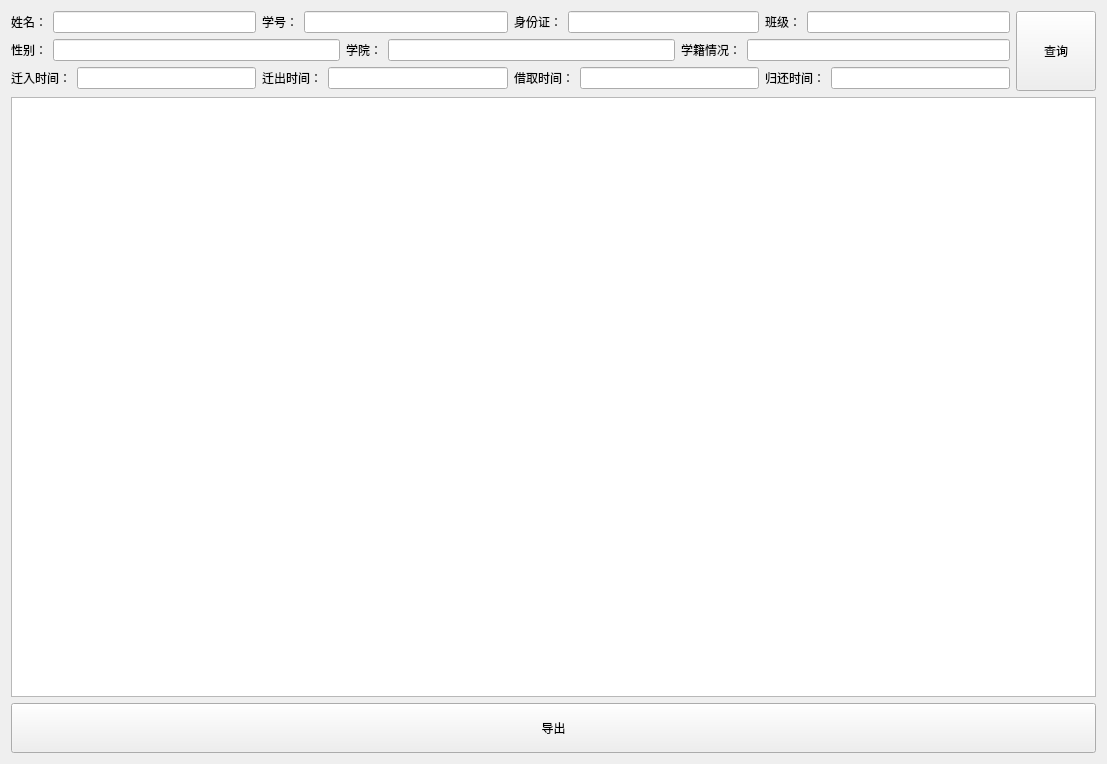
Above: info_manage_system/search_page.ui from interstellar-ai/info_manage_system before the change. Below: the same form after it.
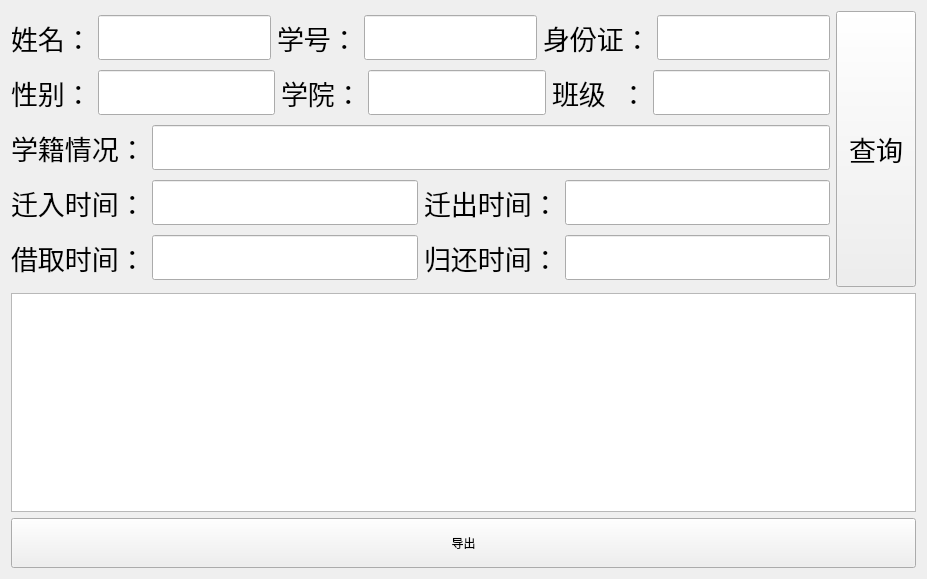
That is the form after the change.

Patch:
```diff
--- a/info_manage_system/search_page.ui
+++ b/info_manage_system/search_page.ui
@@ -6,18 +6,18 @@
    <rect>
     <x>0</x>
     <y>0</y>
-    <width>1107</width>
-    <height>764</height>
+    <width>927</width>
+    <height>579</height>
    </rect>
   </property>
   <property name="windowTitle">
    <string>Frame</string>
   </property>
-  <layout class="QHBoxLayout" name="horizontalLayout_16">
+  <layout class="QHBoxLayout" name="horizontalLayout_17">
    <item>
-    <layout class="QVBoxLayout" name="verticalLayout_2">
+    <layout class="QVBoxLayout" name="verticalLayout_3">
      <item>
-      <layout class="QHBoxLayout" name="horizontalLayout_14">
+      <layout class="QHBoxLayout" name="horizontalLayout_16">
        <item>
         <layout class="QVBoxLayout" name="verticalLayout">
          <item>
@@ -26,13 +26,26 @@
             <layout class="QHBoxLayout" name="horizontalLayout">
              <item>
               <widget class="QLabel" name="label">
+               <property name="font">
+                <font>
+                 <family>宋体</family>
+                 <pointsize>20</pointsize>
+                </font>
+               </property>
                <property name="text">
                 <string>姓名：</string>
                </property>
               </widget>
              </item>
              <item>
-              <widget class="QLineEdit" name="stu_name"/>
+              <widget class="QLineEdit" name="stu_name">
+               <property name="font">
+                <font>
+                 <family>宋体</family>
+                 <pointsize>20</pointsize>
+                </font>
+               </property>
+              </widget>
              </item>
             </layout>
            </item>
@@ -40,13 +53,26 @@
             <layout class="QHBoxLayout" name="horizontalLayout_2">
              <item>
               <widget class="QLabel" name="label_2">
+               <property name="font">
+                <font>
+                 <family>宋体</family>
+                 <pointsize>20</pointsize>
+                </font>
+               </property>
                <property name="text">
                 <string>学号：</string>
                </property>
               </widget>
              </item>
              <item>
-              <widget class="QLineEdit" name="stu_ID"/>
+              <widget class="QLineEdit" name="stu_ID">
+               <property name="font">
+                <font>
+                 <family>宋体</family>
+                 <pointsize>20</pointsize>
+                </font>
+               </property>
+              </widget>
              </item>
             </layout>
            </item>
@@ -54,28 +80,27 @@
             <layout class="QHBoxLayout" name="horizontalLayout_7">
              <item>
               <widget class="QLabel" name="label_7">
+               <property name="font">
+                <font>
+                 <family>宋体</family>
+                 <pointsize>20</pointsize>
+                </font>
+               </property>
                <property name="text">
                 <string>身份证：</string>
                </property>
               </widget>
              </item>
              <item>
-              <widget class="QLineEdit" name="stu_indentification_number"/>
-             </item>
-            </layout>
-           </item>
-           <item>
-            <layout class="QHBoxLayout" name="horizontalLayout_4">
-             <item>
-              <widget class="QLabel" name="label_4">
-               <property name="text">
-                <string>班级：</string>
+              <widget class="QLineEdit" name="stu_indentification_number">
+               <property name="font">
+                <font>
+                 <family>宋体</family>
+                 <pointsize>20</pointsize>
+                </font>
                </property>
               </widget>
              </item>
-             <item>
-              <widget class="QLineEdit" name="stu_class"/>
-             </item>
             </layout>
            </item>
           </layout>
@@ -86,13 +111,26 @@
             <layout class="QHBoxLayout" name="horizontalLayout_5">
              <item>
               <widget class="QLabel" name="label_5">
+               <property name="font">
+                <font>
+                 <family>宋体</family>
+                 <pointsize>20</pointsize>
+                </font>
+               </property>
                <property name="text">
                 <string>性别：</string>
                </property>
               </widget>
              </item>
              <item>
-              <widget class="QLineEdit" name="stu_sex"/>
+              <widget class="QLineEdit" name="stu_sex">
+               <property name="font">
+                <font>
+                 <family>宋体</family>
+                 <pointsize>20</pointsize>
+                </font>
+               </property>
+              </widget>
              </item>
             </layout>
            </item>
@@ -100,45 +138,111 @@
             <layout class="QHBoxLayout" name="horizontalLayout_3">
              <item>
               <widget class="QLabel" name="label_3">
+               <property name="font">
+                <font>
+                 <family>宋体</family>
+                 <pointsize>20</pointsize>
+                </font>
+               </property>
                <property name="text">
                 <string>学院：</string>
                </property>
               </widget>
              </item>
              <item>
-              <widget class="QLineEdit" name="stu_college"/>
+              <widget class="QLineEdit" name="stu_college">
+               <property name="font">
+                <font>
+                 <family>宋体</family>
+                 <pointsize>20</pointsize>
+                </font>
+               </property>
+              </widget>
              </item>
             </layout>
            </item>
            <item>
-            <layout class="QHBoxLayout" name="horizontalLayout_8">
+            <layout class="QHBoxLayout" name="horizontalLayout_4">
              <item>
-              <widget class="QLabel" name="label_8">
+              <widget class="QLabel" name="label_4">
+               <property name="font">
+                <font>
+                 <family>宋体</family>
+                 <pointsize>20</pointsize>
+                </font>
+               </property>
                <property name="text">
-                <string>学籍情况：</string>
+                <string>班级  ：</string>
                </property>
               </widget>
              </item>
              <item>
-              <widget class="QLineEdit" name="stu_status_of_student_status"/>
+              <widget class="QLineEdit" name="stu_class">
+               <property name="font">
+                <font>
+                 <family>宋体</family>
+                 <pointsize>20</pointsize>
+                </font>
+               </property>
+              </widget>
              </item>
             </layout>
            </item>
           </layout>
          </item>
          <item>
-          <layout class="QHBoxLayout" name="horizontalLayout_15">
+          <layout class="QHBoxLayout" name="horizontalLayout_8">
+           <item>
+            <widget class="QLabel" name="label_8">
+             <property name="font">
+              <font>
+               <family>宋体</family>
+               <pointsize>20</pointsize>
+              </font>
+             </property>
+             <property name="text">
+              <string>学籍情况：</string>
+             </property>
+            </widget>
+           </item>
+           <item>
+            <widget class="QLineEdit" name="stu_status_of_student_status">
+             <property name="font">
+              <font>
+               <family>宋体</family>
+               <pointsize>20</pointsize>
+              </font>
+             </property>
+            </widget>
+           </item>
+          </layout>
+         </item>
+         <item>
+          <layout class="QHBoxLayout" name="horizontalLayout_14">
            <item>
             <layout class="QHBoxLayout" name="horizontalLayout_9">
              <item>
               <widget class="QLabel" name="label_9">
+               <property name="font">
+                <font>
+                 <family>宋体</family>
+                 <pointsize>20</pointsize>
+                </font>
+               </property>
                <property name="text">
                 <string>迁入时间：</string>
                </property>
               </widget>
              </item>
              <item>
-              <widget class="QLineEdit" name="account_in_time"/>
+              <widget class="QLineEdit" name="account_in_time">
+               <property name="font">
+                <font>
+                 <family>宋体</family>
+                 <pointsize>20</pointsize>
+                </font>
+               </property>
+              </widget>
              </item>
             </layout>
            </item>
@@ -146,27 +250,57 @@
             <layout class="QHBoxLayout" name="horizontalLayout_10">
              <item>
               <widget class="QLabel" name="label_10">
+               <property name="font">
+                <font>
+                 <family>宋体</family>
+                 <pointsize>20</pointsize>
+                </font>
+               </property>
                <property name="text">
                 <string>迁出时间：</string>
                </property>
               </widget>
              </item>
              <item>
-              <widget class="QLineEdit" name="account_out_time"/>
+              <widget class="QLineEdit" name="account_out_time">
+               <property name="font">
+                <font>
+                 <family>宋体</family>
+                 <pointsize>20</pointsize>
+                </font>
+               </property>
+              </widget>
              </item>
             </layout>
            </item>
+          </layout>
+         </item>
+         <item>
+          <layout class="QHBoxLayout" name="horizontalLayout_15">
            <item>
             <layout class="QHBoxLayout" name="horizontalLayout_11">
              <item>
               <widget class="QLabel" name="label_11">
+               <property name="font">
+                <font>
+                 <family>宋体</family>
+                 <pointsize>20</pointsize>
+                </font>
+               </property>
                <property name="text">
                 <string>借取时间：</string>
                </property>
               </widget>
              </item>
              <item>
-              <widget class="QLineEdit" name="borrow_time"/>
+              <widget class="QLineEdit" name="borrow_time">
+               <property name="font">
+                <font>
+                 <family>宋体</family>
+                 <pointsize>20</pointsize>
+                </font>
+               </property>
+              </widget>
              </item>
             </layout>
            </item>
@@ -174,13 +308,26 @@
             <layout class="QHBoxLayout" name="horizontalLayout_12">
              <item>
               <widget class="QLabel" name="label_12">
+               <property name="font">
+                <font>
+                 <family>宋体</family>
+                 <pointsize>20</pointsize>
+                </font>
+               </property>
                <property name="text">
                 <string>归还时间：</string>
                </property>
               </widget>
              </item>
              <item>
-              <widget class="QLineEdit" name="return_time"/>
+              <widget class="QLineEdit" name="return_time">
+               <property name="font">
+                <font>
+                 <family>宋体</family>
+                 <pointsize>20</pointsize>
+                </font>
+               </property>
+              </widget>
              </item>
             </layout>
            </item>
@@ -191,7 +338,7 @@
        <item>
         <widget class="QPushButton" name="searchButton">
          <property name="sizePolicy">
-          <sizepolicy hsizetype="Fixed" vsizetype="Fixed">
+          <sizepolicy hsizetype="Fixed" vsizetype="Expanding">
            <horstretch>0</horstretch>
            <verstretch>0</verstretch>
           </sizepolicy>
@@ -202,6 +349,12 @@
            <height>80</height>
           </size>
          </property>
+         <property name="font">
+          <font>
+           <family>宋体</family>
+           <pointsize>20</pointsize>
+          </font>
+         </property>
          <property name="text">
           <string>查询</string>
          </property>
@@ -210,23 +363,27 @@
       </layout>
      </item>
      <item>
-      <widget class="QTextEdit" name="textEdit"/>
-     </item>
-     <item>
-      <widget class="QPushButton" name="exportButton">
-       <property name="minimumSize">
-        <size>
-         <width>0</width>
-         <height>50</height>
-        </size>
-       </property>
-       <property name="styleSheet">
-        <string notr="true"/>
-       </property>
-       <property name="text">
-        <string>导出</string>
-       </property>
-      </widget>
+      <layout class="QVBoxLayout" name="verticalLayout_2">
+       <item>
+        <widget class="QTextEdit" name="textEdit"/>
+       </item>
+       <item>
+        <widget class="QPushButton" name="exportButton">
+         <property name="minimumSize">
+          <size>
+           <width>0</width>
+           <height>50</height>
+          </size>
+         </property>
+         <property name="styleSheet">
+          <string notr="true"/>
+         </property>
+         <property name="text">
+          <string>导出</string>
+         </property>
+        </widget>
+       </item>
+      </layout>
      </item>
     </layout>
    </item>
```
